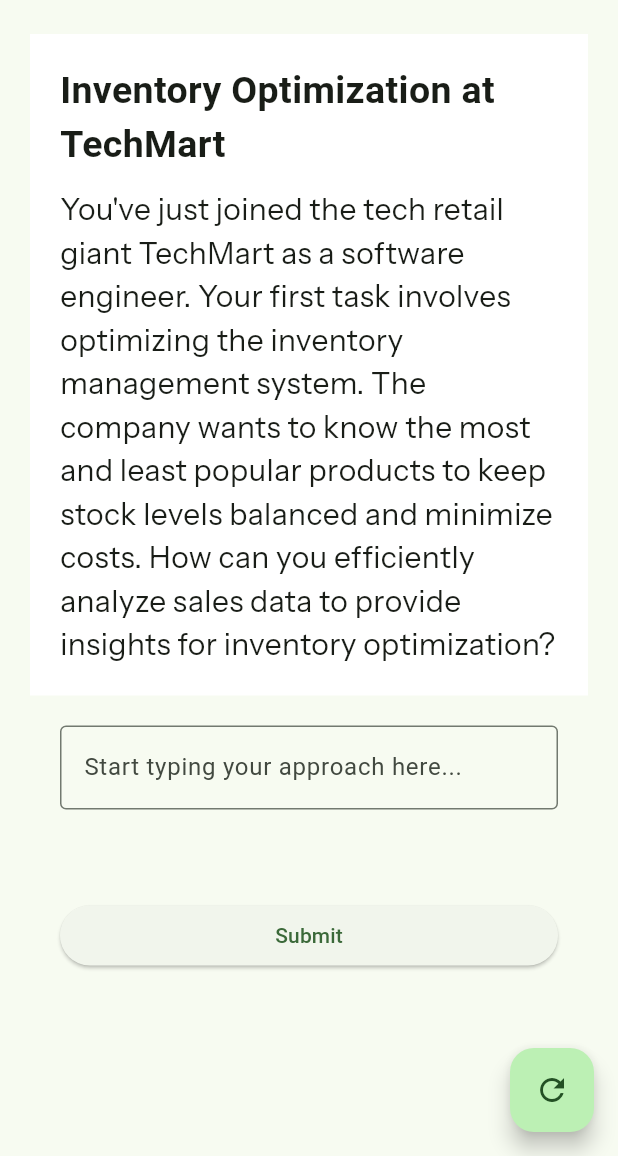
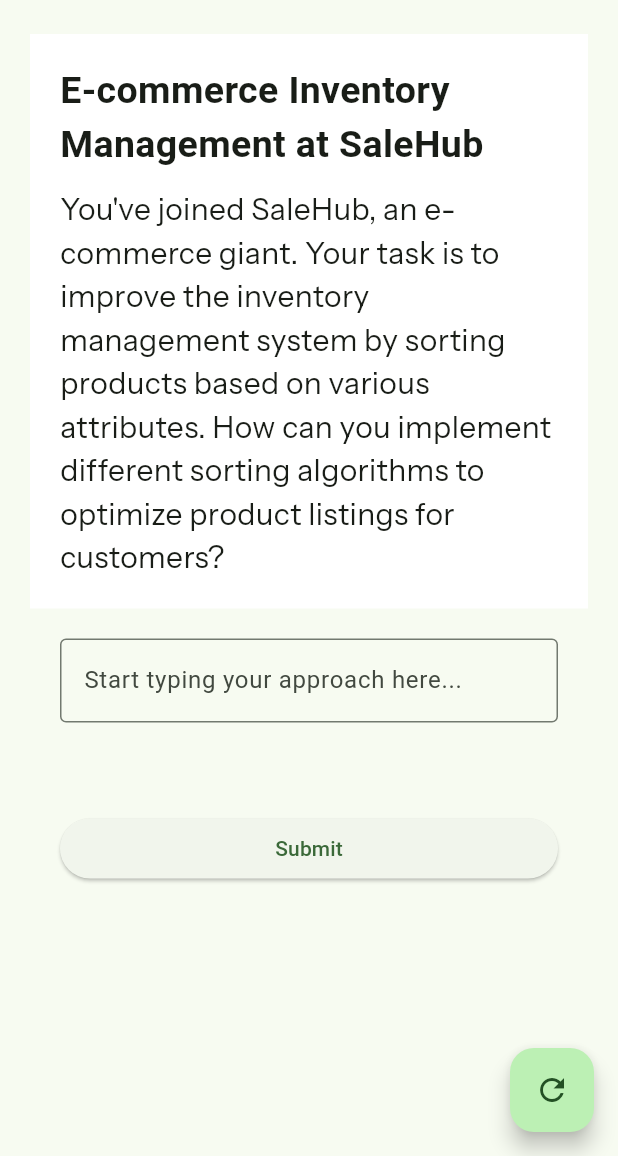
Before and after one commit to adityathakurxd/maangengineer-app, a Flutter app: the HomeScreen screen opened directly, after a tap on the "refresh" icon, on a phone screen of 412 x 824 dp, the part 80-1236 px from its top. Run offline on Flutter 3.47's test engine with Material 2 defaults, Android fonts, the phone set to English and light mode, and no system bars; our stand-ins replace cloud_firestore, firebase_auth, firebase_core, google_fonts, google_sign_in; accounts and stored records are empty.

Commit message:
Added 10 more questions

```diff
--- a/lib/screens/dsa/dsa_questions_list.dart
+++ b/lib/screens/dsa/dsa_questions_list.dart
@@ -41,4 +41,84 @@
         "As a CloudLinx engineer, your task is to manage server allocation effectively using priority queues. How would you implement a system to prioritize tasks and allocate servers based on their urgency and resource availability?",
     tags: [],
   ),
+  DSAQues(
+    title: 'User Authentication at SecureNet',
+    story:
+        "You're part of SecureNet's engineering team, tasked with enhancing user authentication. To prevent unauthorized access, you need a secure way to validate users' credentials. How can you utilize hashing techniques to efficiently store and verify user passwords?",
+    ques:
+        "As an engineer at SecureNet, you need to ensure secure user authentication using hashing. How would you design a system to store passwords securely and validate user login attempts?",
+    tags: [],
+  ),
+  DSAQues(
+    title: 'Route Optimization at NavGlobe',
+    story:
+        "You've joined NavGlobe, a navigation and mapping service. Your role involves optimizing the route suggestions for users to minimize travel time. How can you apply graph algorithms to find the shortest path between two locations while considering traffic conditions?",
+    ques:
+        "At NavGlobe, your task is to provide users with optimal routes. How would you implement a graph algorithm to find the shortest path between two locations while factoring in real-time traffic data?",
+    tags: [],
+  ),
+  DSAQues(
+    title: 'Auto-Completion at TypeEase',
+    story:
+        "TypeEase, a smart typing assistant, wants to provide real-time word suggestions to users as they type. How can you use a trie to efficiently store and retrieve words to enhance the typing experience?",
+    ques:
+        "As a TypeEase engineer, you're responsible for auto-completion suggestions. How would you implement a trie-based system to provide accurate word suggestions while users type?",
+    tags: [],
+  ),
+  DSAQues(
+    title: 'Social Circles at ConnectYou',
+    story:
+        "You're working at ConnectYou, a social platform, aiming to group users into distinct social circles. How can you employ the disjoint set union (union-find) data structure to efficiently manage and merge social circles?",
+    ques:
+        "At ConnectYou, your goal is to connect users into social circles. How would you implement a disjoint set union algorithm to manage and merge these circles effectively?",
+    tags: [],
+  ),
+  DSAQues(
+    title: 'Stock Price Analysis at TradeX',
+    story:
+        "TradeX, a stock trading platform, wants to provide historical stock price analysis. How can you utilize segment trees to efficiently query and analyze stock price trends over specific time periods?",
+    ques:
+        "As a TradeX engineer, you need to enable efficient stock price analysis. How would you design a segment tree-based system to query and analyze stock prices within specific time intervals?",
+    tags: [],
+  ),
+  DSAQues(
+    title: 'E-commerce Inventory Management at SaleHub',
+    story:
+        "You've joined SaleHub, an e-commerce giant. Your task is to improve the inventory management system by sorting products based on various attributes. How can you implement different sorting algorithms to optimize product listings for customers?",
+    ques:
+        "At SaleHub, you're responsible for sorting products for optimal customer experience. How would you apply different sorting algorithms to organize products based on attributes like price and popularity?",
+    tags: [],
+  ),
+  DSAQues(
+    title: 'Enhanced Search Engine at SearchPlus',
+    story:
+        "SearchPlus aims to provide lightning-fast search results. As an engineer, you need to implement an efficient search algorithm that returns relevant results swiftly. How can you utilize searching algorithms to achieve this goal?",
+    ques:
+        "At SearchPlus, your mission is to deliver rapid and relevant search results. How would you implement a searching algorithm that quickly retrieves the most relevant results for user queries?",
+    tags: [],
+  ),
+  DSAQues(
+    title: 'Language Translation at LinguaTech',
+    story:
+        "You're at LinguaTech, working on a language translation service. To translate long texts, you need to break down the task into smaller parts for efficient processing. How can you use the divide and conquer approach to translate texts accurately and swiftly?",
+    ques:
+        "At LinguaTech, your task is to implement efficient language translation. How would you employ the divide and conquer strategy to break down and translate long texts?",
+    tags: [],
+  ),
+  DSAQues(
+    title: 'Data Compression at ByteSqueeze',
+    story:
+        "ByteSqueeze wants to compress large files to save storage space. As an engineer, you need to devise a compression algorithm that maximizes storage savings without compromising data integrity. How can you use a greedy algorithm to achieve this balance?",
+    ques:
+        "At ByteSqueeze, your goal is to develop a data compression algorithm. How would you apply a greedy algorithm to compress files while ensuring efficient storage utilization?",
+    tags: [],
+  ),
+  DSAQues(
+    title: 'Game Strategy at GameGenius',
+    story:
+        "GameGenius wants to develop an AI-driven chess player that can analyze different moves and choose the best ones. How can you use dynamic programming to calculate the optimal game strategy while considering multiple future moves?",
+    ques:
+        "As a GameGenius engineer, you're tasked with creating a strong chess AI. How would you apply dynamic programming to calculate and choose optimal moves for the AI player?",
+    tags: [],
+  ),
 ];
--- a/lib/screens/home/home_screen.dart
+++ b/lib/screens/home/home_screen.dart
@@ -127,7 +127,7 @@
       floatingActionButton: FloatingActionButton(
         tooltip: "Try another problem",
         onPressed: () {
-          indexOfQues = Random().nextInt(5);
+          indexOfQues = Random().nextInt(15);
           print(indexOfQues);
           setState(() {});
         },
```
